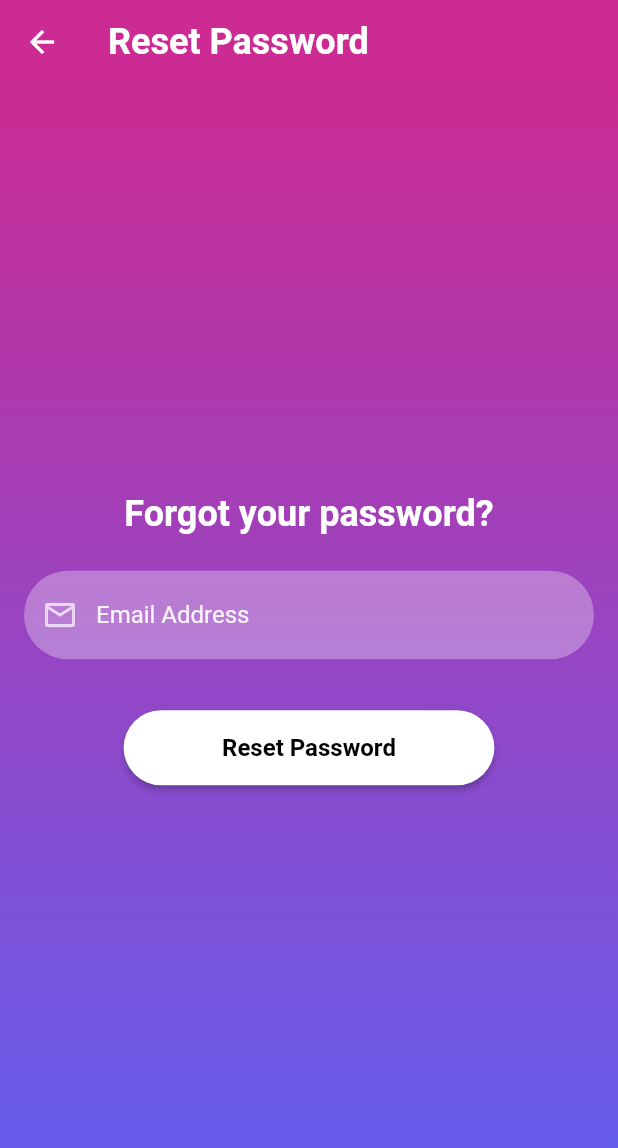
After one commit to heydc7/kitocr, a Flutter app: the screen it shows after launch, after a tap on "Reset", on a phone screen of 412 x 824 dp. The commit adds this screen. Shown: the top 1148 px of the screen. Run offline on Flutter 3.47's test engine with Material 2 defaults, Android fonts, the phone set to English and light mode, and no system bars; our stand-ins replace cloud_firestore, firebase_auth, firebase_core, firebase_storage, image_picker, nb_utils; missing offline and left inert: google_ml_kit, simple_autocomplete_formfield; accounts and stored records are empty.

Commit message:
Reset Password & Final changes done!

```diff
--- a/lib/auth/login/login_screen.dart
+++ b/lib/auth/login/login_screen.dart
@@ -1,5 +1,6 @@
 import 'package:firebase_auth/firebase_auth.dart';
 import 'package:flutter/material.dart';
+import 'package:kitocr/auth/reset/reset_screen.dart';
 import 'package:kitocr/auth/signup/signup_screen.dart';
 import 'package:kitocr/utils/utils.dart';
 import 'package:nb_utils/nb_utils.dart';
@@ -66,7 +67,9 @@ class _LoginScreenState extends State<LoginScreen> {
                     showSnakbar("Please fill all required fields");
                   }
                 }),
-                signupOption()
+                signupOption(),
+                SizedBox(height: 16,),
+                forgetPassOption()
               ],
             ).paddingSymmetric(horizontal: 16)
           ),
@@ -82,6 +85,7 @@ class _LoginScreenState extends State<LoginScreen> {
         Text("Don't have account?",
           style: TextStyle(color: Colors.white70),
         ),
+        SizedBox(width: 8,),
         GestureDetector(
           onTap: () {
             Navigator.push(context,
@@ -91,6 +95,30 @@ class _LoginScreenState extends State<LoginScreen> {
           child: Text("Sign Up",
             style: TextStyle(
               color: Colors.white, fontWeight: FontWeight.bold
+            ),
+          ),
+        )
+      ],
+    );
+  }
+
+  Row forgetPassOption() {
+    return Row(
+      mainAxisAlignment: MainAxisAlignment.center,
+      children: [
+        Text("Forgot your password?",
+          style: TextStyle(color: Colors.white70),
+        ),
+        SizedBox(width: 8,),
+        GestureDetector(
+          onTap: () {
+            Navigator.push(context,
+                MaterialPageRoute(builder: (context) => ResetScreen())
+            );
+          },
+          child: Text("Reset",
+            style: TextStyle(
+                color: Colors.white, fontWeight: FontWeight.bold
             ),
           ),
         )
--- /dev/null
+++ b/lib/auth/reset/reset_screen.dart
@@ -0,0 +1,129 @@
+import 'package:firebase_auth/firebase_auth.dart';
+import 'package:flutter/material.dart';
+import 'package:nb_utils/nb_utils.dart';
+
+import '../../utils/custom-widgets.dart';
+import '../../utils/utils.dart';
+
+class ResetScreen extends StatefulWidget {
+  const ResetScreen({Key? key}) : super(key: key);
+
+  @override
+  State<ResetScreen> createState() => _ResetScreenState();
+}
+
+class _ResetScreenState extends State<ResetScreen> {
+
+  TextEditingController _emailTextController = TextEditingController();
+
+  final FirebaseAuth _firebaseAuth = FirebaseAuth.instance;
+
+  var isLoading = false;
+
+  @override
+  Widget build(BuildContext context) {
+    return Scaffold(
+      appBar: AppBar(
+        backgroundColor: hexStringToColor("CB2B93"),
+        elevation: 0,
+        title: Text("Reset Password",
+          style: TextStyle(fontSize: 24, fontWeight: FontWeight.bold),
+        ),
+      ),
+      body: Container(
+        decoration: BoxDecoration(
+            gradient: LinearGradient(colors: [
+              hexStringToColor("CB2B93"),
+              hexStringToColor("9546C4"),
+              hexStringToColor("5E61F4")
+            ], begin: Alignment.topCenter, end: Alignment.bottomCenter)
+        ),
+        child: Center(
+          child: SingleChildScrollView(
+              child: Column(
+                children: [
+                  SizedBox(height: 16,),
+                  Text(
+                    "Forgot your password?",
+                    style: TextStyle(
+                        color: Colors.white,
+                        fontSize: 24,
+                        fontWeight: FontWeight.bold
+                    ),
+                  ),
+                  SizedBox(height: 24,),
+                  reusableTextField("Email Address", Icons.email_outlined, false, _emailTextController),
+                  SizedBox(height: 24,),
+                  if(isLoading) CircularProgressIndicator(),
+                  if(!isLoading)
+                  Container(
+                    width: MediaQuery.of(context).size.width * 0.6,
+                    height: 50,
+                    margin: EdgeInsets.fromLTRB(0, 10, 0, 20),
+                    decoration: BoxDecoration(borderRadius: BorderRadius.circular(90)),
+                    child: ElevatedButton(
+                      onPressed: () async {
+                        setState(() {
+                          isLoading = true;
+                        });
+                        if(_emailTextController.text != '') {
+                          await _firebaseAuth.sendPasswordResetEmail(email: _emailTextController.text).then((value) {
+                            print("Reset Successful");
+                            setState(() {
+                              isLoading = false;
+                            });
+                            showSnakbar("Reset Successful, Check Email Instructions");
+                            Navigator.pop(context);
+                          }).onError((error, stackTrace) {
+                              print(error);
+                              showSnakbar("Error: $error");
+                              setState(() {
+                                isLoading = false;
+                              });
+                              Navigator.pop(context);
+                          });
+                        }
+
+                      },
+                      child: Text(
+                        "Reset Password",
+                        style: TextStyle(
+                            color: Colors.black, fontWeight: FontWeight.bold, fontSize: 16
+                        ),
+                      ),
+                      style: ButtonStyle(
+                          backgroundColor: MaterialStateProperty.resolveWith((states) {
+                            if(states.contains(MaterialState.pressed)) {
+                              return Colors.white24;
+                            }
+                            return Colors.white;
+                          }),
+                          shape: MaterialStateProperty.all<RoundedRectangleBorder>(
+                              RoundedRectangleBorder(borderRadius: BorderRadius.circular(30))
+                          )
+                      ),
+                    ),
+                  ),
+                  SizedBox(height: 24,),
+                ],
+              ).paddingSymmetric(horizontal: 16)
+          ),
+        ),
+      ),
+    );
+  }
+
+  void showSnakbar(String msg) {
+    var snackBar = SnackBar(
+      content: Text(
+        msg,
+        textAlign: TextAlign.center,
+      ),
+    );
+    ScaffoldMessenger.of(context).showSnackBar(snackBar);
+  }
+
+  void hideSnakbar() {
+    ScaffoldMessenger.of(context).hideCurrentSnackBar();
+  }
+}
```
Also changed, not shown: lib/screens/certificates/certificates_screen.dart (+6 -4 lines), lib/screens/review/review_screen.dart (+44 -11 lines).
